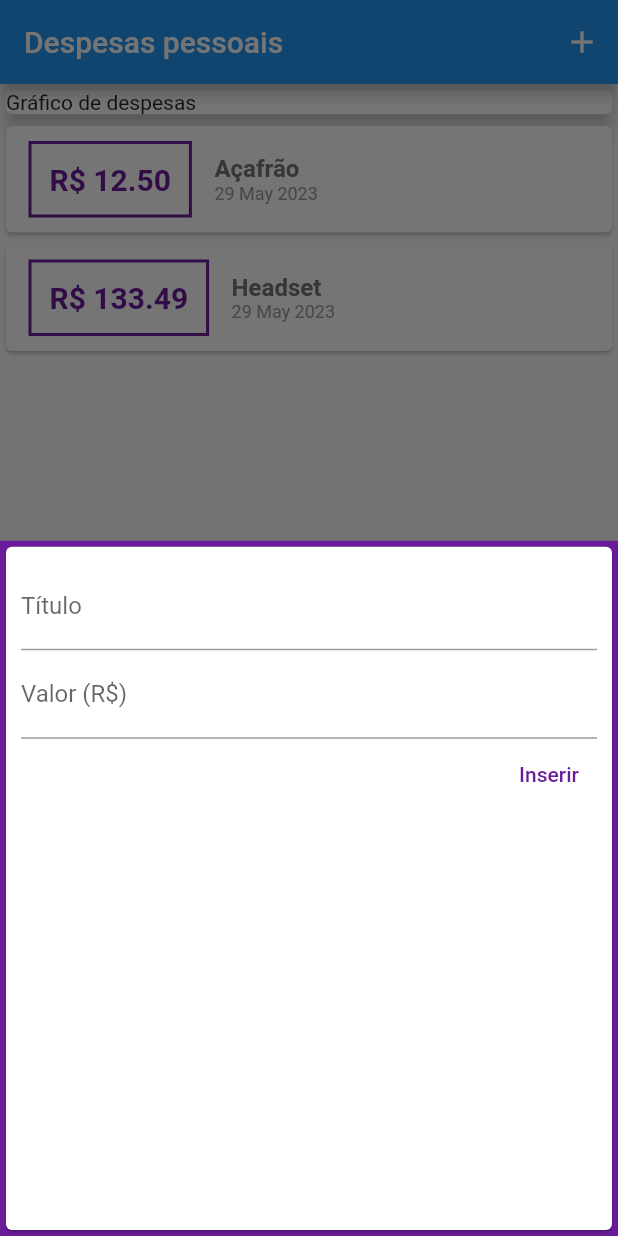
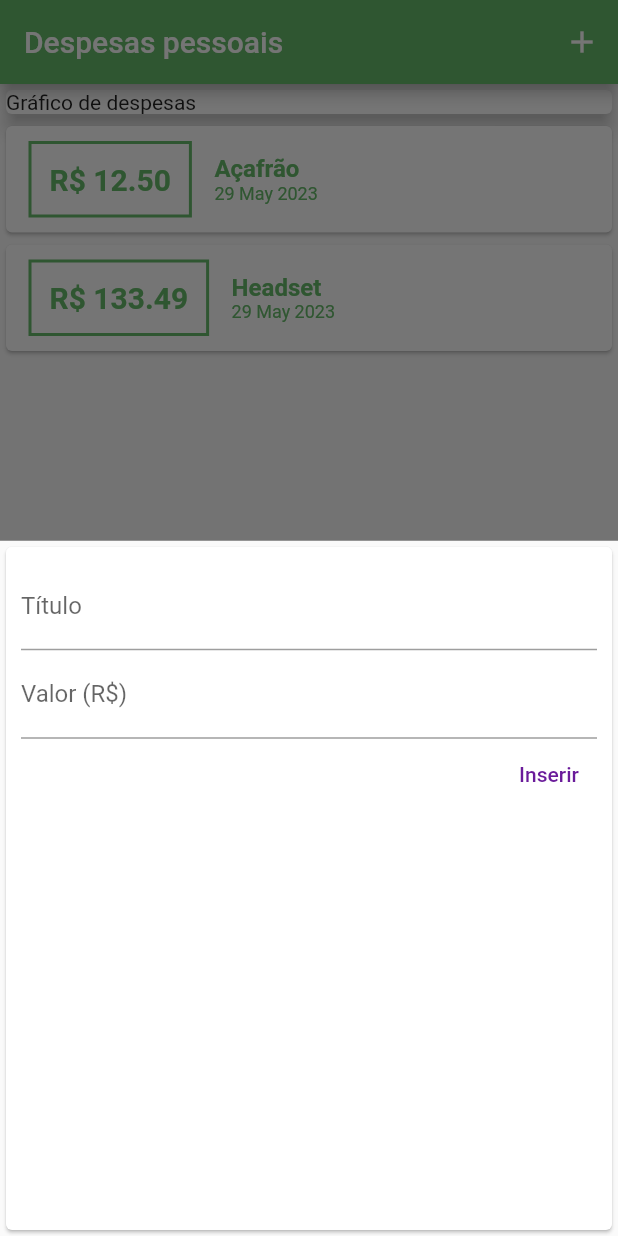
Before and after one commit to AdrianoSantana/flutter-expenses, a Flutter app: the screen it shows after launch, after a tap on the "add" icon, on a phone screen of 412 x 824 dp. Run offline on Flutter 3.47's test engine with Material 2 defaults, Android fonts, the phone set to English and light mode, and no system bars.

Commit message:
feat: add primary color

```diff
--- a/lib/components/transaction.dart
+++ b/lib/components/transaction.dart
@@ -25,7 +25,7 @@ class TransactionsList extends StatelessWidget {
                   ),
                   decoration: BoxDecoration(
                     border: Border.all(
-                      color: (Colors.purple[800])!,
+                      color: Theme.of(context).primaryColor,
                       width: 2,
                     ),
                   ),
@@ -35,7 +35,7 @@ class TransactionsList extends StatelessWidget {
                     style: TextStyle(
                       fontWeight: FontWeight.bold,
                       fontSize: 20.0,
-                      color: Colors.purple[800],
+                      color: Theme.of(context).primaryColor,
                     ),
                   ),
                 ),
@@ -45,16 +45,16 @@ class TransactionsList extends StatelessWidget {
                     Text(
                       tr.title,
                       style: TextStyle(
-                        color: Colors.grey[600],
+                        color: Theme.of(context).primaryColor,
                         fontWeight: FontWeight.bold,
                         fontSize: 16.0,
                       ),
                     ),
                     Text(
                       DateFormat('d MMM y').format(tr.date),
-                      style: const TextStyle(
+                      style: TextStyle(
                         fontSize: 12.0,
-                        color: Colors.grey,
+                        color: Theme.of(context).primaryColor,
                       ),
                     )
                   ],
--- a/lib/main.dart
+++ b/lib/main.dart
@@ -14,6 +14,9 @@ class ExpensesApp extends StatelessWidget {
   Widget build(BuildContext context) {
     return MaterialApp(
       home: HomePage(),
+      theme: ThemeData(
+        primaryColor: Colors.green[400],
+      ),
     );
   }
 }
@@ -53,7 +56,6 @@ class _HomePageState extends State<HomePage> {
         return TransactionForm(onSubmit: _addTransaction);
       },
       useSafeArea: true,
-      backgroundColor: Colors.purple[800],
     );
   }
 
@@ -61,11 +63,16 @@ class _HomePageState extends State<HomePage> {
   Widget build(BuildContext context) {
     return Scaffold(
       appBar: AppBar(
+        backgroundColor: Theme.of(context).primaryColor,
         title: const Text('Despesas pessoais'),
         actions: [
           IconButton(
             onPressed: () => _openTransactionFormModal(context),
-            icon: const Icon(Icons.add),
+            icon: Icon(Icons.add),
+            style: ButtonStyle(
+              backgroundColor: MaterialStateProperty.all<Color>(
+                  Theme.of(context).primaryColor),
+            ),
           ),
         ],
       ),
```
